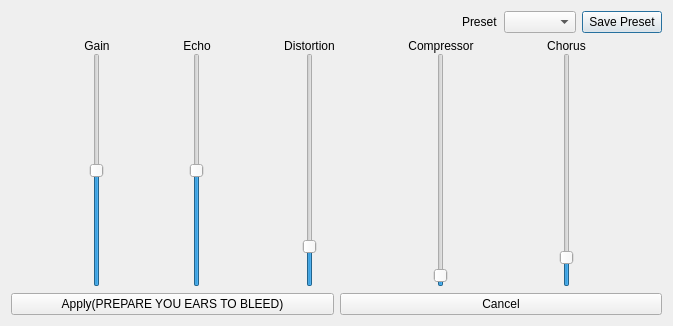
Old version of the form app/src/Equalizer.ui in the repository MansTomb/uamp.
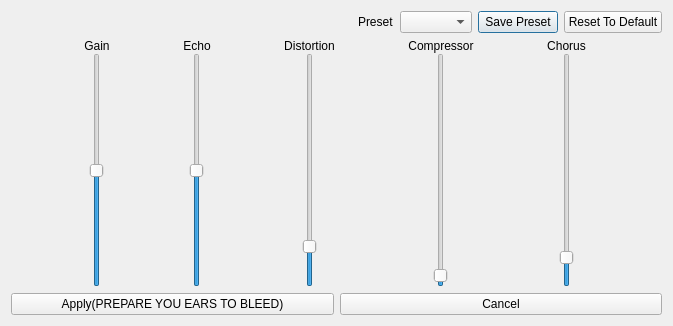
New version of the form.

Commit message: Reset to default equalizer

```diff
--- a/app/src/Equalizer.ui
+++ b/app/src/Equalizer.ui
@@ -49,6 +49,13 @@
        </property>
       </widget>
      </item>
+     <item>
+      <widget class="QPushButton" name="pushButton_2">
+       <property name="text">
+        <string>Reset To Default</string>
+       </property>
+      </widget>
+     </item>
     </layout>
    </item>
    <item>
```
Left out of the diff: 25 changed lines with no effect on the pictures. The commit also changes 2 other files.
